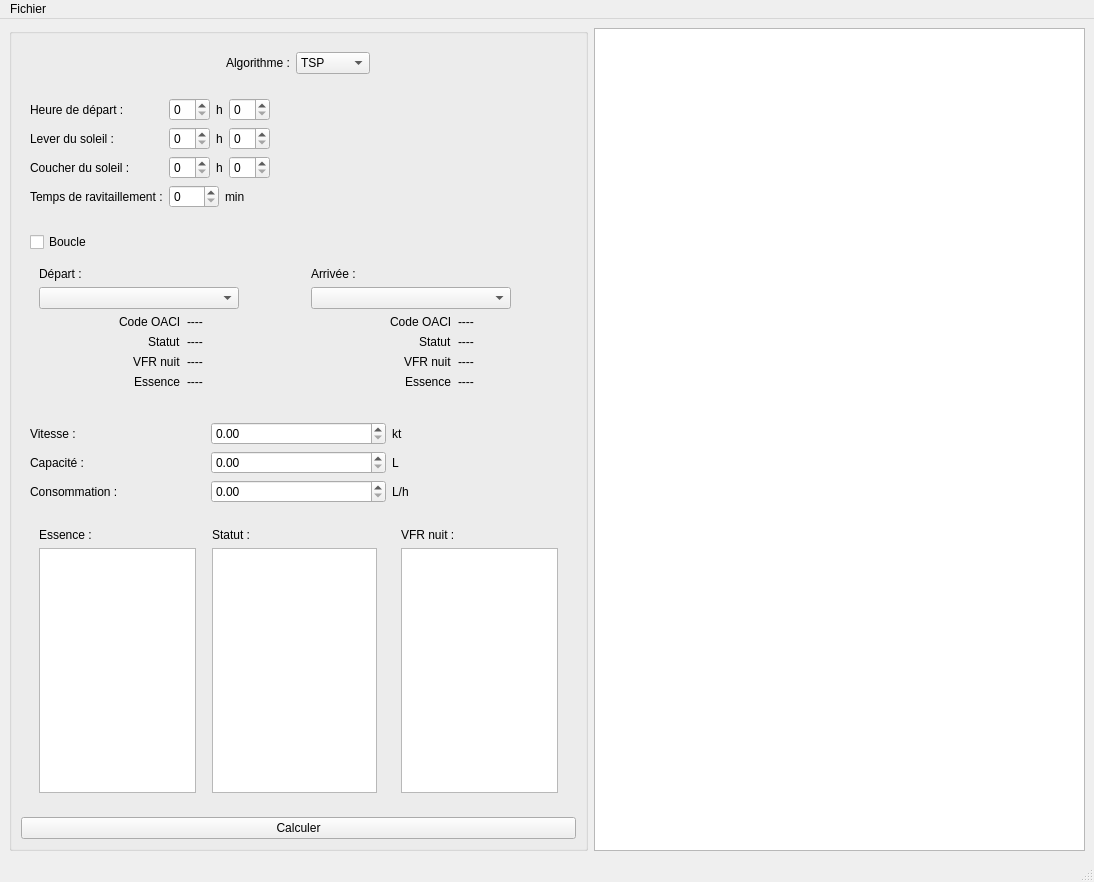
Akahara/FlightPath, file Interface_Graphique/mainwindowtest.ui: the form before one commit.
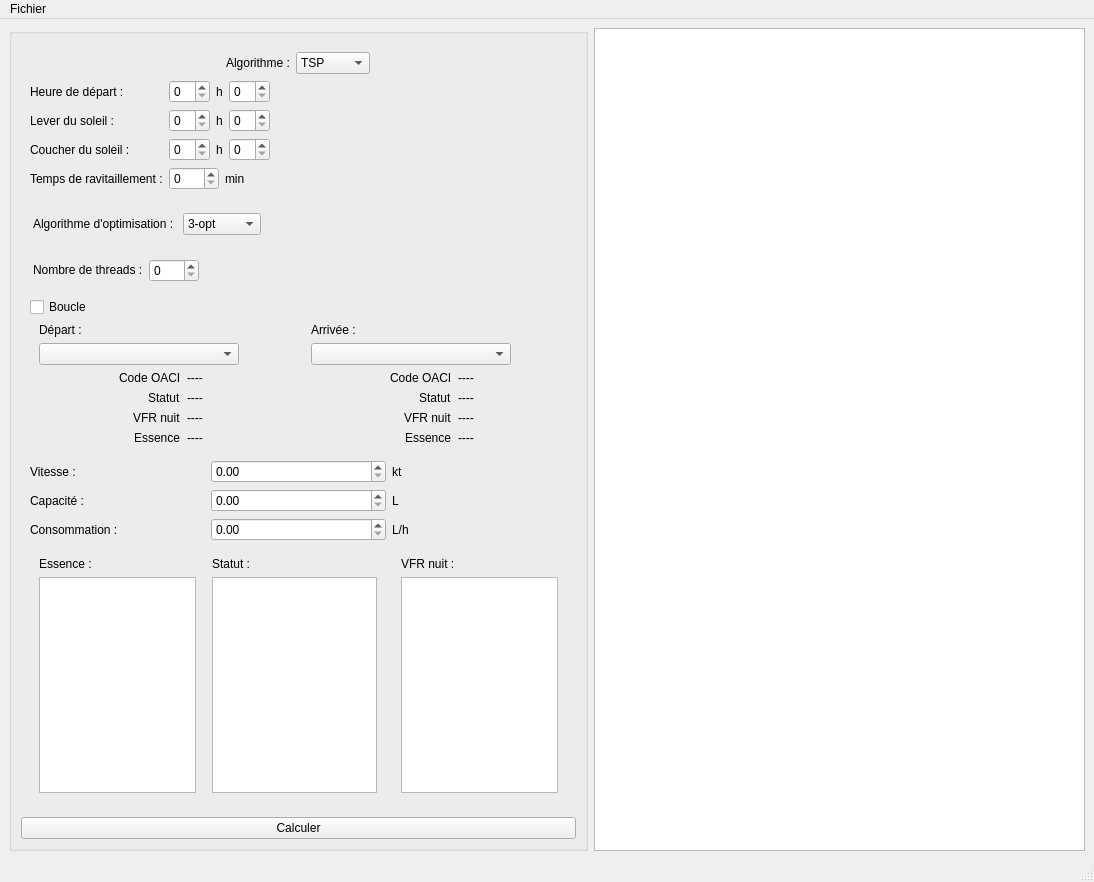
The form after the commit.

Commit message: added nbThread and opt algo in ui

```diff
--- a/Interface_Graphique/mainwindowtest.ui
+++ b/Interface_Graphique/mainwindowtest.ui
@@ -36,6 +36,9 @@
           </sizepolicy>
          </property>
          <layout class="QHBoxLayout" name="horizontalLayout_2">
+          <property name="bottomMargin">
+           <number>0</number>
+          </property>
           <item>
            <widget class="QLabel" name="label">
             <property name="sizePolicy">
@@ -81,6 +84,12 @@
           </sizepolicy>
          </property>
          <layout class="QGridLayout" name="Heures">
+          <property name="topMargin">
+           <number>0</number>
+          </property>
+          <property name="bottomMargin">
+           <number>0</number>
+          </property>
           <item row="2" column="0" alignment="Qt::AlignLeft">
            <widget class="QLabel" name="label_6">
             <property name="text">
@@ -348,9 +357,128 @@
          </layout>
         </widget>
        </item>
+       <item>
+        <widget class="QWidget" name="optThreadBox" native="true">
+         <property name="sizePolicy">
+          <sizepolicy hsizetype="Fixed" vsizetype="Fixed">
+           <horstretch>0</horstretch>
+           <verstretch>0</verstretch>
+          </sizepolicy>
+         </property>
+         <layout class="QGridLayout" name="gridLayout_4">
+          <property name="leftMargin">
+           <number>12</number>
+          </property>
+          <property name="topMargin">
+           <number>1</number>
+          </property>
+         </layout>
+        </widget>
+       </item>
+       <item alignment="Qt::AlignLeft">
+        <widget class="QWidget" name="optWidget" native="true">
+         <layout class="QHBoxLayout" name="horizontalLayout_10">
+          <property name="leftMargin">
+           <number>12</number>
+          </property>
+          <property name="topMargin">
+           <number>1</number>
+          </property>
+          <item>
+           <widget class="QLabel" name="label_14">
+            <property name="sizePolicy">
+             <sizepolicy hsizetype="Fixed" vsizetype="Fixed">
+              <horstretch>0</horstretch>
+              <verstretch>0</verstretch>
+             </sizepolicy>
+            </property>
+            <property name="text">
+             <string>Algorithme d'optimisation : </string>
+            </property>
+           </widget>
+          </item>
+          <item>
+           <widget class="QComboBox" name="comboBox">
+            <property name="sizePolicy">
+             <sizepolicy hsizetype="Fixed" vsizetype="Fixed">
+              <horstretch>0</horstretch>
+              <verstretch>0</verstretch>
+             </sizepolicy>
+            </property>
+            <property name="currentIndex">
+             <number>2</number>
+            </property>
+            <item>
+             <property name="text">
+              <string>&lt;aucun&gt;</string>
+             </property>
+            </item>
+            <item>
+             <property name="text">
+              <string>2-opt</string>
+             </property>
+            </item>
+            <item>
+             <property name="text">
+              <string>3-opt</string>
+             </property>
+            </item>
+           </widget>
+          </item>
+         </layout>
+        </widget>
+       </item>
+       <item>
+        <widget class="QWidget" name="threadWidget" native="true">
+         <layout class="QHBoxLayout" name="horizontalLayout_8">
+          <property name="leftMargin">
+           <number>12</number>
+          </property>
+          <item>
+           <widget class="QLabel" name="label_16">
+            <property name="sizePolicy">
+             <sizepolicy hsizetype="Fixed" vsizetype="Fixed">
+              <horstretch>0</horstretch>
+              <verstretch>0</verstretch>
+             </sizepolicy>
+            </property>
+            <property name="text">
+             <string>Nombre de threads :</string>
+            </property>
+           </widget>
+          </item>
+          <item>
+           <widget class="QSpinBox" name="spinBox">
+            <property name="sizePolicy">
+             <sizepolicy hsizetype="Fixed" vsizetype="Fixed">
+              <horstretch>0</horstretch>
+              <verstretch>0</verstretch>
+             </sizepolicy>
+            </property>
+            <property name="maximumSize">
+             <size>
+              <width>50</width>
+              <height>16777215</height>
+             </size>
+            </property>
+           </widget>
+          </item>
+          <item alignment="Qt::AlignLeft">
+           <widget class="QLabel" name="labelNbThreads">
+            <property name="text">
+             <string/>
+            </property>
+           </widget>
+          </item>
+         </layout>
+        </widget>
+       </item>
        <item>
         <widget class="QWidget" name="boucleBoxWidget" native="true">
          <layout class="QVBoxLayout" name="boucleBox">
+          <property name="topMargin">
+           <number>0</number>
+          </property>
           <property name="bottomMargin">
            <number>0</number>
           </property>
@@ -391,9 +519,15 @@
           <property name="topMargin">
            <number>0</number>
           </property>
+          <property name="bottomMargin">
+           <number>0</number>
+          </property>
           <item>
            <widget class="QWidget" name="departBoxWidget" native="true">
             <layout class="QVBoxLayout" name="departBox">
+             <property name="topMargin">
+              <number>0</number>
+             </property>
              <item>
               <widget class="QLabel" name="label_9">
                <property name="sizePolicy">
@@ -519,6 +653,9 @@
           <item>
            <widget class="QWidget" name="arriveeBoxWidget" native="true">
             <layout class="QVBoxLayout" name="arriveeBox">
+             <property name="topMargin">
+              <number>0</number>
+             </property>
              <item>
               <widget class="QLabel" name="label_10">
                <property name="sizePolicy">
@@ -653,6 +790,12 @@
           </sizepolicy>
          </property>
          <layout class="QGridLayout" name="gridLayout_3">
+          <property name="topMargin">
+           <number>0</number>
+          </property>
+          <property name="bottomMargin">
+           <number>0</number>
+          </property>
           <item row="1" column="2">
            <widget class="QLabel" name="label_31">
             <property name="text">
@@ -744,7 +887,7 @@
              <item>
               <widget class="QTableView" name="essenceViewTable">
                <property name="sizePolicy">
-                <sizepolicy hsizetype="Minimum" vsizetype="Expanding">
+                <sizepolicy hsizetype="Preferred" vsizetype="Expanding">
                  <horstretch>0</horstretch>
                  <verstretch>0</verstretch>
                 </sizepolicy>
@@ -785,7 +928,7 @@
              <item>
               <widget class="QTableView" name="StatutViewTable">
                <property name="sizePolicy">
-                <sizepolicy hsizetype="Minimum" vsizetype="Expanding">
+                <sizepolicy hsizetype="Preferred" vsizetype="Expanding">
                  <horstretch>0</horstretch>
                  <verstretch>0</verstretch>
                 </sizepolicy>
@@ -826,7 +969,7 @@
              <item>
               <widget class="QTableView" name="VFRViewTable">
                <property name="sizePolicy">
-                <sizepolicy hsizetype="Expanding" vsizetype="Expanding">
+                <sizepolicy hsizetype="Preferred" vsizetype="Expanding">
                  <horstretch>0</horstretch>
                  <verstretch>0</verstretch>
                 </sizepolicy>
```
Left out of the diff: 2 changed lines with no effect on the pictures. The commit also changes 2 other files.
